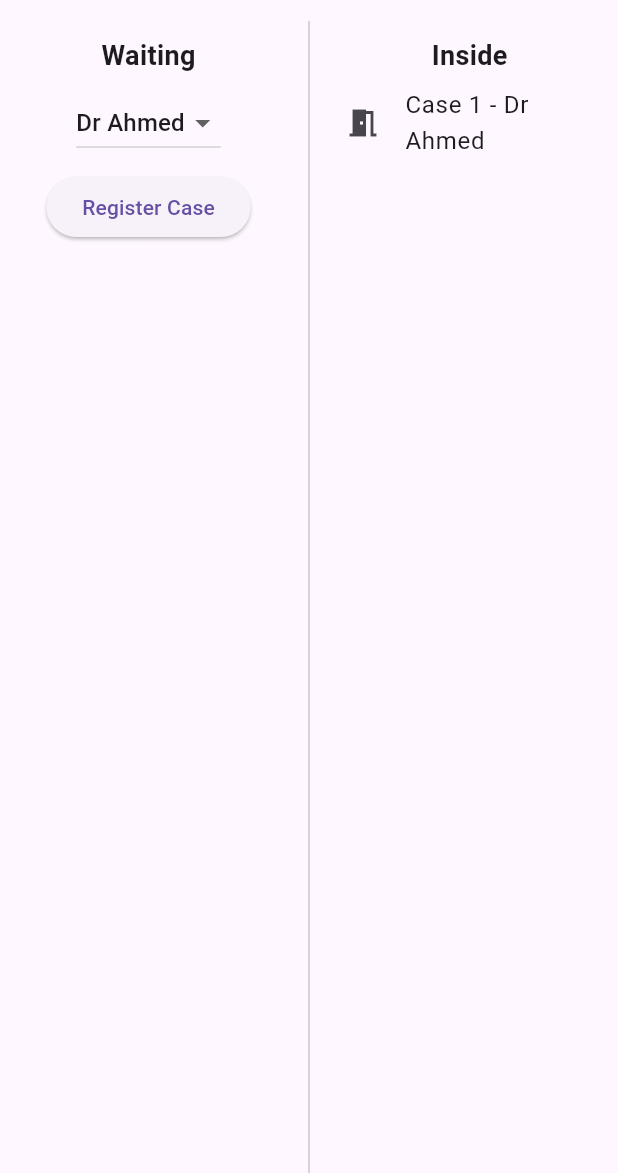
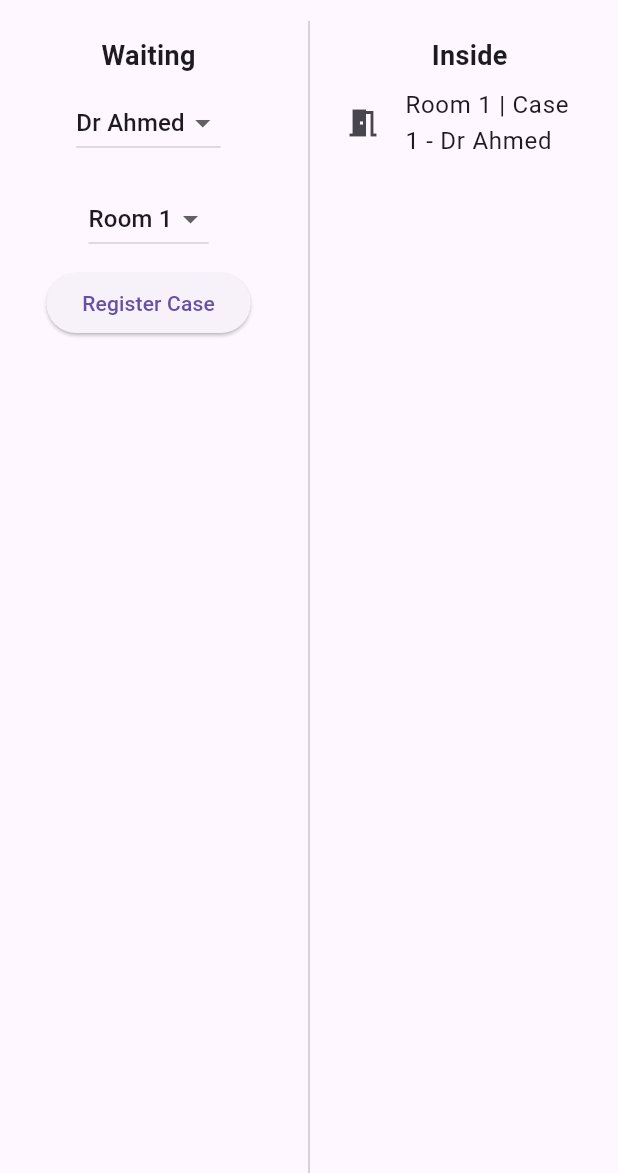
Before and after one commit to noourr/selene-reception, a Flutter app: the screen it shows after launch, after a tap on "Register Case", after a tap on the "login" icon, on a phone screen of 412 x 824 dp, the part 63-1236 px from its top. Run offline on Flutter 3.47's test engine with Material 3 defaults, Android fonts, the phone set to English and light mode, and no system bars; our stand-ins replace flutter_bloc.

Commit message:
Add room selection and assign cases to rooms

```diff
--- a/lib/screens/case_registration_screen/bloc/case_registration_bloc.dart
+++ b/lib/screens/case_registration_screen/bloc/case_registration_bloc.dart
@@ -8,6 +8,7 @@ class CaseRegistrationBloc
   final List<String> _insideCases = [];
 
   String _selectedDoctor = 'Dr Ahmed';
+  String _selectedRoom = 'Room 1';
 
   CaseRegistrationBloc()
       : super(
@@ -15,6 +16,7 @@ class CaseRegistrationBloc
             waitingCases: [],
             insideCases: [],
             selectedDoctor: 'Dr Ahmed',
+            selectedRoom: 'Room 1',
           ),
         ) {
     on<AddCaseEvent>((event, emit) {
@@ -27,9 +29,16 @@ class CaseRegistrationBloc
       emit(_currentState());
     });
 
+    on<SelectRoomEvent>((event, emit) {
+      _selectedRoom = event.roomName;
+      emit(_currentState());
+    });
+
     on<MoveCaseInsideEvent>((event, emit) {
       _waitingCases.remove(event.caseName);
-      _insideCases.add('${event.caseName} - $_selectedDoctor');
+      _insideCases.add(
+        '$_selectedRoom | ${event.caseName} - $_selectedDoctor',
+      );
       emit(_currentState());
     });
   }
@@ -39,6 +48,7 @@ class CaseRegistrationBloc
       waitingCases: List.from(_waitingCases),
       insideCases: List.from(_insideCases),
       selectedDoctor: _selectedDoctor,
+      selectedRoom: _selectedRoom,
     );
   }
 }
--- a/lib/screens/case_registration_screen/bloc/case_registration_event.dart
+++ b/lib/screens/case_registration_screen/bloc/case_registration_event.dart
@@ -13,3 +13,9 @@ class SelectDoctorEvent extends CaseRegistrationEvent {
 
   SelectDoctorEvent(this.doctorName);
 }
+
+class SelectRoomEvent extends CaseRegistrationEvent {
+  final String roomName;
+
+  SelectRoomEvent(this.roomName);
+}
--- a/lib/screens/case_registration_screen/bloc/case_registration_state.dart
+++ b/lib/screens/case_registration_screen/bloc/case_registration_state.dart
@@ -4,10 +4,12 @@ class CaseViewState extends CaseRegistrationState {
   final List<String> waitingCases;
   final List<String> insideCases;
   final String selectedDoctor;
+  final String selectedRoom;
 
   CaseViewState({
     required this.waitingCases,
     required this.insideCases,
     required this.selectedDoctor,
+    required this.selectedRoom,
   });
 }
--- a/lib/screens/case_registration_screen/view/case_registration_page.dart
+++ b/lib/screens/case_registration_screen/view/case_registration_page.dart
@@ -12,9 +12,7 @@ class CaseRegistrationPage extends StatelessWidget {
     return BlocProvider(
       create: (_) => CaseRegistrationBloc(),
       child: Scaffold(
-        appBar: AppBar(
-          title: const Text('Selene Reception'),
-        ),
+        appBar: AppBar(title: const Text('Selene Reception')),
         body: BlocBuilder<CaseRegistrationBloc, CaseRegistrationState>(
           builder: (context, state) {
             if (state is CaseViewState) {
@@ -54,9 +52,37 @@ class CaseRegistrationPage extends StatelessWidget {
                             ],
                             onChanged: (value) {
                               if (value != null) {
-                                context
-                                    .read<CaseRegistrationBloc>()
-                                    .add(SelectDoctorEvent(value));
+                                context.read<CaseRegistrationBloc>().add(
+                                  SelectDoctorEvent(value),
+                                );
+                              }
+                            },
+                          ),
+                        ),
+
+                        Padding(
+                          padding: const EdgeInsets.all(8.0),
+                          child: DropdownButton<String>(
+                            value: state.selectedRoom,
+                            items: const [
+                              DropdownMenuItem(
+                                value: 'Room 1',
+                                child: Text('Room 1'),
+                              ),
+                              DropdownMenuItem(
+                                value: 'Room 2',
+                                child: Text('Room 2'),
+                              ),
+                              DropdownMenuItem(
+                                value: 'Room 3',
+                                child: Text('Room 3'),
+                              ),
+                            ],
+                            onChanged: (value) {
+                              if (value != null) {
+                                context.read<CaseRegistrationBloc>().add(
+                                  SelectRoomEvent(value),
+                                );
                               }
                             },
                           ),
@@ -64,9 +90,9 @@ class CaseRegistrationPage extends StatelessWidget {
 
                         ElevatedButton(
                           onPressed: () {
-                            context
-                                .read<CaseRegistrationBloc>()
-                                .add(AddCaseEvent());
+                            context.read<CaseRegistrationBloc>().add(
+                              AddCaseEvent(),
+                            );
                           },
                           child: const Text('Register Case'),
                         ),
@@ -75,18 +101,15 @@ class CaseRegistrationPage extends StatelessWidget {
                           child: ListView.builder(
                             itemCount: state.waitingCases.length,
                             itemBuilder: (context, index) {
-                              final caseName =
-                                  state.waitingCases[index];
+                              final caseName = state.waitingCases[index];
                               return ListTile(
                                 title: Text(caseName),
                                 trailing: IconButton(
                                   icon: const Icon(Icons.login),
                                   onPressed: () {
-                                    context
-                                        .read<CaseRegistrationBloc>()
-                                        .add(
-                                          MoveCaseInsideEvent(caseName),
-                                        );
+                                    context.read<CaseRegistrationBloc>().add(
+                                      MoveCaseInsideEvent(caseName),
+                                    );
                                   },
                                 ),
                               );
@@ -116,10 +139,8 @@ class CaseRegistrationPage extends StatelessWidget {
                             itemCount: state.insideCases.length,
                             itemBuilder: (context, index) {
                               return ListTile(
-                                leading:
-                                    const Icon(Icons.meeting_room),
-                                title:
-                                    Text(state.insideCases[index]),
+                                leading: const Icon(Icons.meeting_room),
+                                title: Text(state.insideCases[index]),
                               );
                             },
                           ),
```
